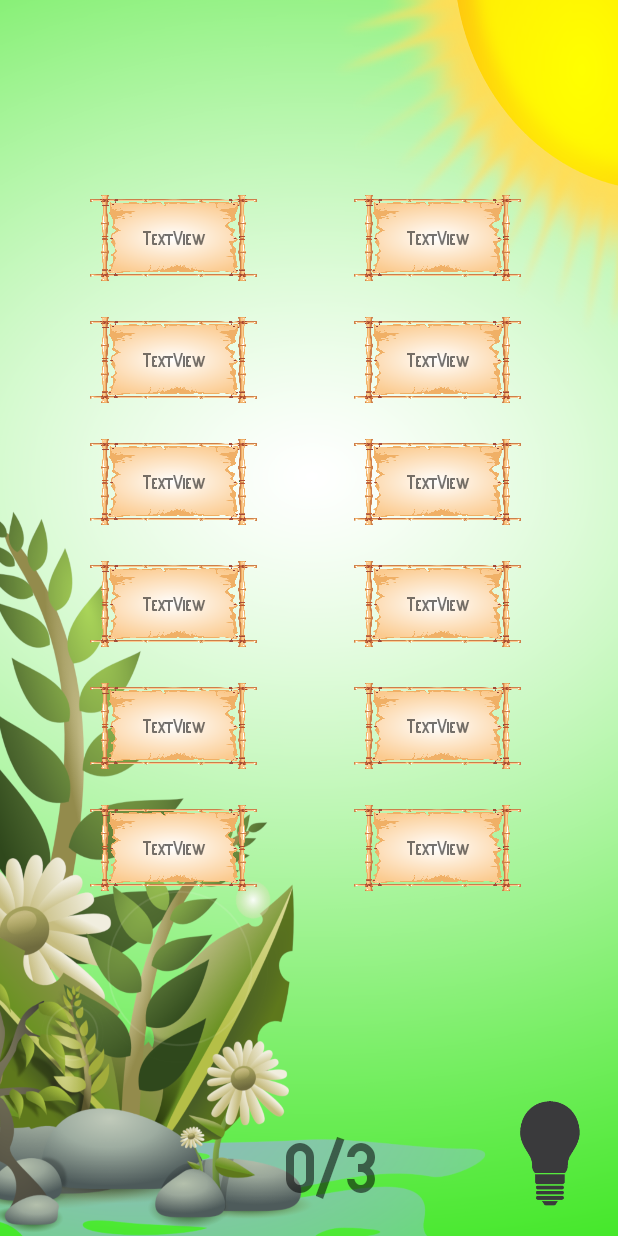
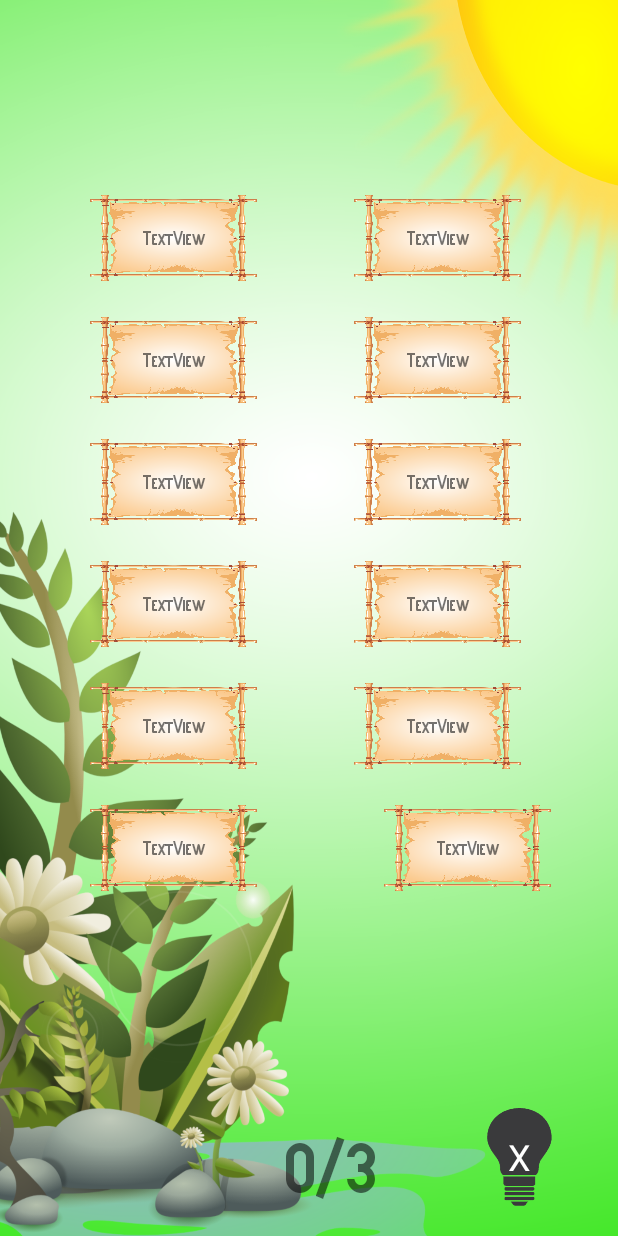
Before and after one commit to AviAmzalac/Memoris, an Android app: the Easy_User_Interface screen opened directly, with no data from a screen before it, on a phone screen of 412 x 824 dp. Run offline under Robolectric (Android 15) with nearby library versions, the phone set to English and light mode, and no system bars; 2 statements that could not run were skipped.

Commit message:
Signed-off-by: Gregory CADERBY
Petites modifications mineures et améliorations

```diff
--- a/app/src/main/java/com/example/memoris/Easy_User_Interface.java
+++ b/app/src/main/java/com/example/memoris/Easy_User_Interface.java
@@ -68,6 +68,7 @@
     protected void onCreate(Bundle savedInstanceState) {
         super.onCreate(savedInstanceState);
 
+
         setContentView(R.layout.easy_user_interface);
         error_text = findViewById(R.id.error_counter);
 
@@ -106,6 +107,7 @@
 
         System.out.println("+++++++++++++++ LIST AFFICHE"+ Jeu.List_affiche);
         System.out.println("+++++++++++++++ LIST REP"+ Jeu.List_reponse);
+        System.out.println("LISTE DES MAUVAISE REPONSE"+Jeu.List_mauvaises_reponses);
         Integer text1 = Jeu.List_affiche.get(0);
         System.out.println(getResources().getString(text1));
         afficher_list();
--- a/app/src/main/res/layout/easy_user_interface.xml
+++ b/app/src/main/res/layout/easy_user_interface.xml
@@ -5,22 +5,6 @@
     android:layout_width="match_parent"
     android:layout_height="match_parent"
     android:background="@drawable/jeu">
-
-    <ImageButton
-        android:id="@+id/imageButtonHint"
-        android:layout_width="wrap_content"
-        android:layout_height="wrap_content"
-        android:layout_marginRight="25dp"
-        android:layout_marginBottom="20dp"
-        android:adjustViewBounds="true"
-        android:background="@android:color/transparent"
-        android:maxWidth="70dp"
-        android:maxHeight="70dp"
-        android:onClick="goto_main"
-        android:scaleType="fitCenter"
-        app:layout_constraintBottom_toBottomOf="parent"
-        app:layout_constraintEnd_toEndOf="parent"
-        app:srcCompat="@drawable/lightbulb" />
 
 
     <TextView
@@ -181,11 +165,12 @@
         android:id="@+id/text_12"
         android:layout_width="111dp"
         android:layout_height="57dp"
+        android:layout_marginStart="20dp"
         android:background="@drawable/cadre"
+        android:fontFamily="@font/sfas"
         android:gravity="center"
         android:onClick="push_button"
         android:text="TextView"
-        android:fontFamily="@font/sfas"
         app:layout_constraintStart_toStartOf="@+id/text_10"
         app:layout_constraintTop_toTopOf="@+id/text_11"
         tools:ignore="MissingConstraints" />
@@ -215,5 +200,18 @@
         app:layout_constraintBottom_toBottomOf="parent"
         app:layout_constraintRight_toLeftOf="@id/max_count" />
 
+    <TextView
+        android:id="@+id/help"
+        android:layout_width="43dp"
+        android:layout_height="65dp"
+        android:layout_marginEnd="44dp"
+        android:background="@drawable/lightbulb"
+        android:gravity="center"
+        android:text="X"
+        android:textColor="@color/white"
+        android:textSize="24sp"
+        app:layout_constraintBottom_toBottomOf="@+id/max_count"
+        app:layout_constraintEnd_toEndOf="parent" />
+
 
 </androidx.constraintlayout.widget.ConstraintLayout>
--- a/app/src/main/res/values/strings.xml
+++ b/app/src/main/res/values/strings.xml
@@ -26,7 +26,7 @@
     <string name="button_hard">HARD</string>
     <string name="button_competitive">NIGHTMARE </string>
 
-    <!-- Jeu -->
+    <!-- WORDS -->
     <string name="apple">Apple</string>
     <string name="balloon">Balloon</string>
     <string name="banana">Banana</string>
@@ -34,8 +34,8 @@
     <string name="bicycle">Bicycle</string>
     <string name="bird">Bird</string>
     <string name="butterfly">Butterfly</string>
-    <string name="cabbage">Babbage</string>
-    <string name="camera">Bamera</string>
+    <string name="cabbage">Cabbage</string>
+    <string name="camera">Camera</string>
     <string name="car">Car</string>
     <string name="carrot">Carrot</string>
     <string name="cat">Cat</string>
@@ -69,7 +69,7 @@
 
     <!-- Resultat -->
     <string name="resultat_titre">RESULTS</string>
-    <string name="tryagain">Try Again ?</string>
+    <string name="tryagain">Try Again</string>
 
 
 
```
Also changed, not shown: app/src/main/java/com/example/memoris/Jeu.java (+14 -1 lines), app/src/main/res/layout/results_page.xml (+4 -12 lines), app/src/main/res/drawable/retry.png (added), 1 other file.
